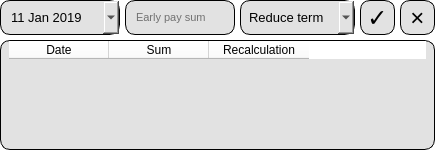
First picture: the form in src/s21_frontend/my_widget.ui, repository kossadda/C7_s21_SmartCalc, before the edit.
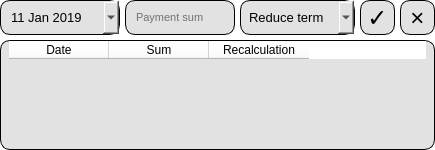
Second picture: the form after the edit. Icons and pictures are not drawn.

What changed in the file:
```diff
--- a/src/s21_frontend/my_widget.ui
+++ b/src/s21_frontend/my_widget.ui
@@ -190,7 +190,7 @@
         <string/>
        </property>
        <property name="placeholderText">
-        <string>Early pay sum</string>
+        <string>Payment sum</string>
        </property>
       </widget>
      </item>
```
Left out of the diff: 3 changed lines with no effect on the pictures.
